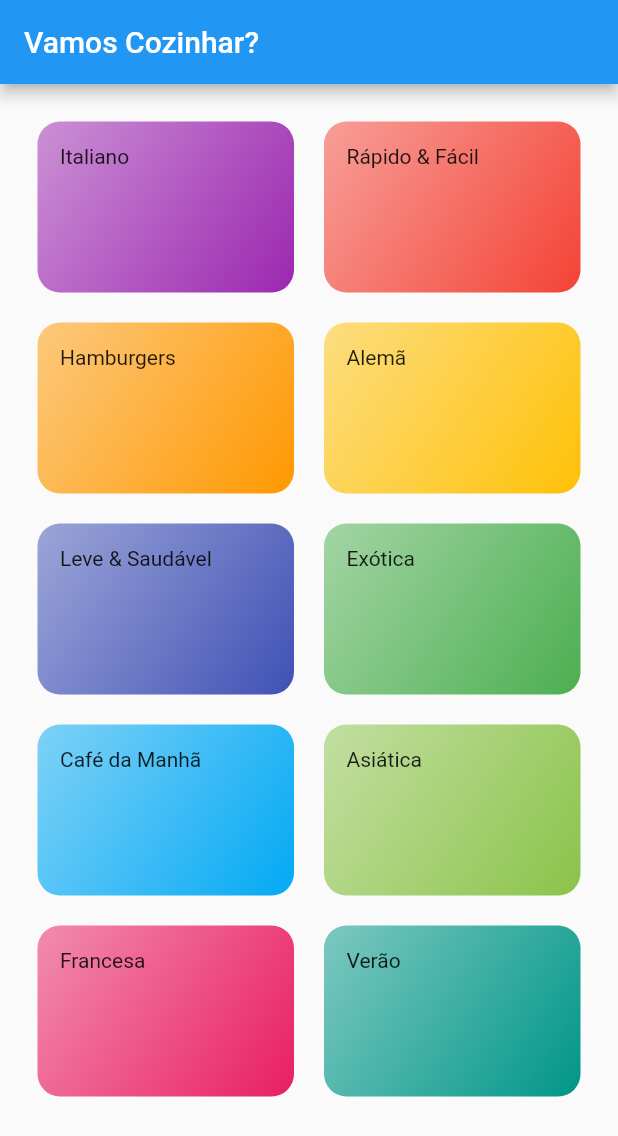
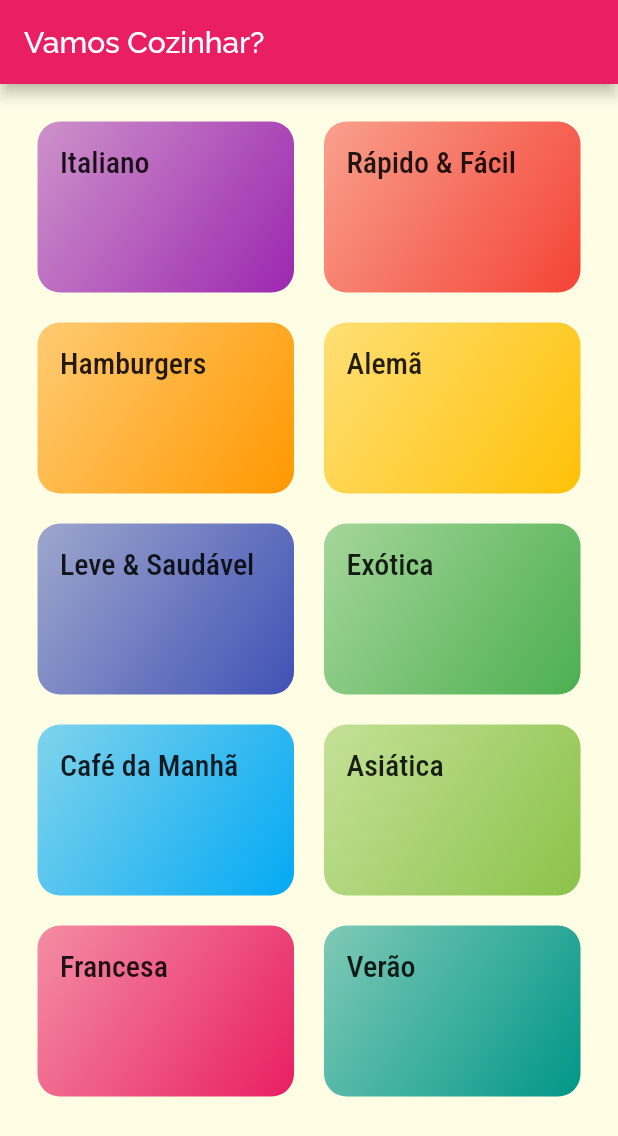
Before and after one commit to rafaelmesquita-ceara/projeto_vamos_cozinhar, a Flutter app: the screen it shows after launch, on a phone screen of 412 x 824 dp. Shown: the top 1136 px of the screen. Run offline on Flutter 3.47's test engine with Material 2 defaults, Android fonts, the phone set to English and light mode, and no system bars.

Commit message:
theme configurado para fonte

```diff
--- a/lib/components/category_item.dart
+++ b/lib/components/category_item.dart
@@ -10,17 +10,16 @@ class CategoryItem extends StatelessWidget {
   Widget build(BuildContext context) {
     return Container(
       padding: EdgeInsets.all(15),
-      child: Text(category.title),
+      child: Text(
+        category.title,
+        style: Theme.of(context).textTheme.title,
+      ),
       decoration: BoxDecoration(
         borderRadius: BorderRadius.circular(15),
         gradient: LinearGradient(
-          colors: [
-            category.color.withOpacity(0.5),
-            category.color
-          ],
-          begin: Alignment.topLeft,
-          end: Alignment.bottomRight
-        ),
+            colors: [category.color.withOpacity(0.5), category.color],
+            begin: Alignment.topLeft,
+            end: Alignment.bottomRight),
       ),
     );
   }
--- a/lib/main.dart
+++ b/lib/main.dart
@@ -10,8 +10,16 @@ class MyApp extends StatelessWidget {
     return MaterialApp(
       title: 'DeliMeals',
       theme: ThemeData(
-        primarySwatch: Colors.blue,
-      ),
+          primarySwatch: Colors.pink,
+          accentColor: Colors.amber,
+          fontFamily: 'Raleway',
+          canvasColor: Color.fromRGBO(255, 254, 229, 1),
+          textTheme: ThemeData.light().textTheme.copyWith(
+                title: TextStyle(
+                  fontSize: 20,
+                  fontFamily: 'RobotoCondensed',
+                ),
+              )),
       home: CategoriesScreen(),
     );
   }
```
